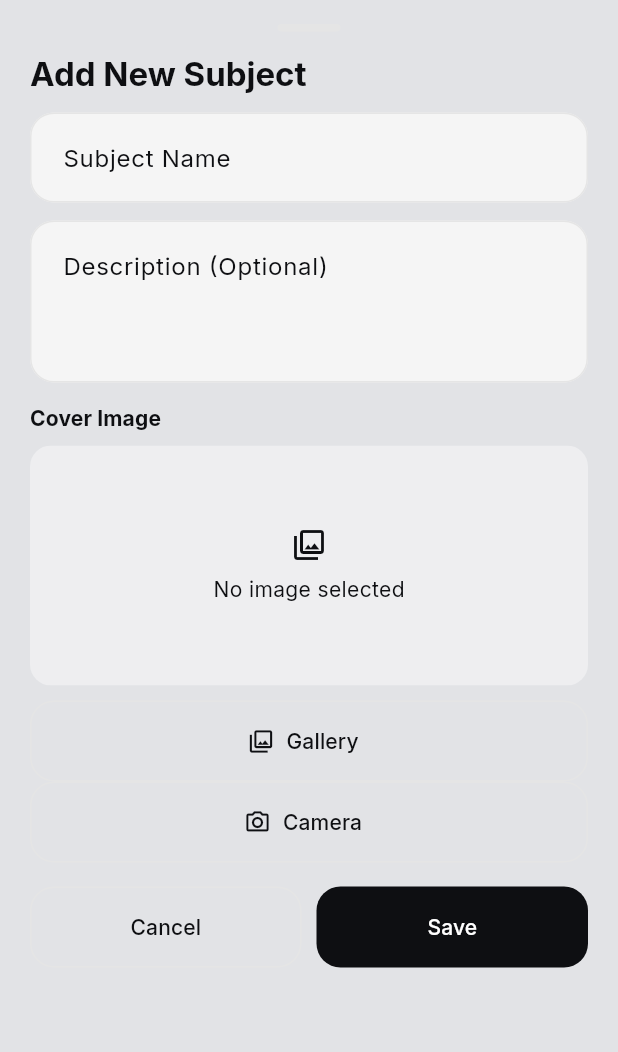
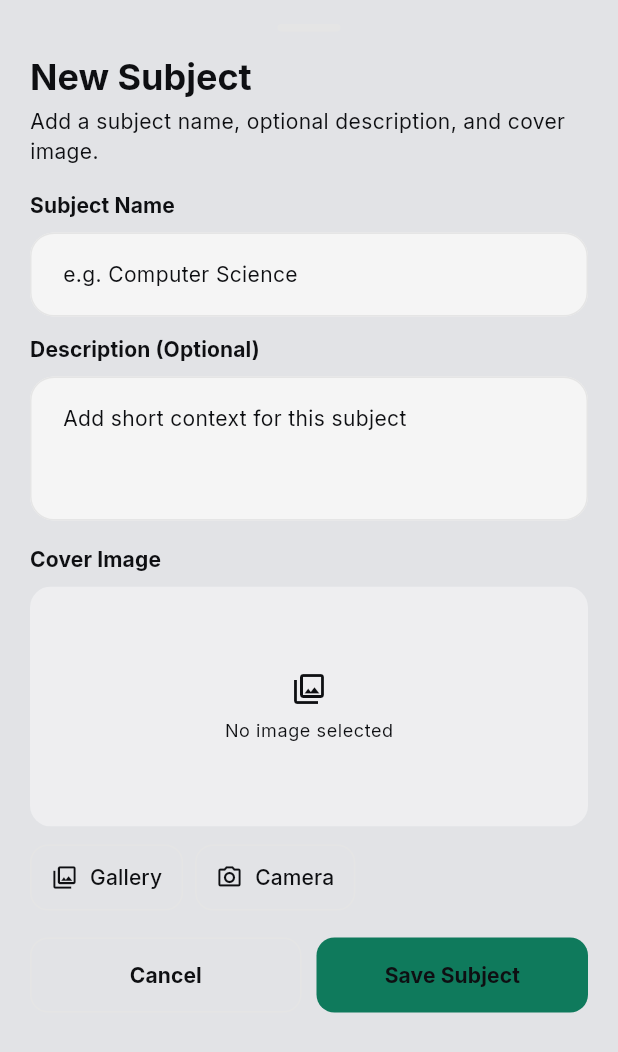
Before and after one commit to kaya0s/TeachTrack, a Flutter app: the _AddSubjectSheet widget shown alone on an empty page, opened directly, on a phone screen of 412 x 824 dp. Shown: the top 1052 px of the screen. Run offline on Flutter 3.47's test engine with Material 3 defaults, Android fonts, the phone set to English and light mode, and no system bars; our stand-ins replace dio, firebase_core, fl_chart, flutter_dotenv, flutter_secure_storage, fluttertoast and 4 more; missing offline and left inert: flutter_foreground_task; accounts and stored records are empty; network calls fail.

Commit message:
enhance classes tab UI with improved search functionality and subject management

```diff
--- a/client/lib/features/dashboard/screens/dashboard_screen.dart
+++ b/client/lib/features/dashboard/screens/dashboard_screen.dart
@@ -258,119 +258,25 @@ class _ClassesTabState extends State<_ClassesTab> {
                         child: Column(
                           crossAxisAlignment: CrossAxisAlignment.start,
                           children: [
-                            Container(
-                              width: double.infinity,
-                              padding: const EdgeInsets.all(16),
-                              decoration: BoxDecoration(
-                                borderRadius: BorderRadius.circular(18),
-                                gradient: LinearGradient(
-                                  colors: [
-                                    theme.colorScheme.primaryContainer,
-                                    theme.colorScheme.secondaryContainer,
-                                  ],
-                                  begin: Alignment.topLeft,
-                                  end: Alignment.bottomRight,
-                                ),
-                              ),
-                              child: Row(
-                                children: [
-                                  Container(
-                                    height: 42,
-                                    width: 42,
-                                    decoration: BoxDecoration(
-                                      color: theme
-                                          .colorScheme.onPrimaryContainer
-                                          .withOpacity(0.1),
-                                      borderRadius: BorderRadius.circular(12),
-                                    ),
-                                    child: Icon(
-                                      Icons.class_rounded,
-                                      color:
-                                          theme.colorScheme.onPrimaryContainer,
-                                    ),
-                                  ),
-                                  const SizedBox(width: 12),
-                                  Expanded(
-                                    child: Text(
-                                      "Your Classes",
-                                      style:
-                                          theme.textTheme.titleMedium?.copyWith(
-                                        fontWeight: FontWeight.w700,
-                                        color: theme
-                                            .colorScheme.onPrimaryContainer,
-                                      ),
-                                    ),
-                                  ),
-                                ],
+                            Text(
+                              "Your Classes",
+                              style: theme.textTheme.headlineSmall?.copyWith(
+                                fontWeight: FontWeight.w700,
                               ),
                             ),
-                            const SizedBox(height: 12),
+                            const SizedBox(height: 4),
+                            Text(
+                              "Manage subjects and start monitoring quickly.",
+                              style: theme.textTheme.bodyMedium?.copyWith(
+                                color: theme.textTheme.bodySmall?.color,
+                              ),
+                            ),
+                            const SizedBox(height: 14),
                             Row(
                               children: [
-                                Expanded(
-                                  child: Container(
-                                    decoration: BoxDecoration(
-                                      color: theme.colorScheme.surface,
-                                      borderRadius: BorderRadius.circular(14),
-                                      border: Border.all(
-                                        color: theme.dividerColor
-                                            .withOpacity(0.45),
-                                      ),
-                                    ),
-                                    child: TextField(
-                                      controller: _searchController,
-                                      onChanged: (value) =>
-                                          setState(() => _searchQuery = value),
-                                      decoration: InputDecoration(
-                                        hintText: 'Search classes',
-                                        hintStyle: TextStyle(
-                                          color:
-                                              theme.textTheme.bodySmall?.color,
-                                        ),
-                                        prefixIcon: Icon(
-                                          Icons.search_rounded,
-                                          color:
-                                              theme.textTheme.bodySmall?.color,
-                                        ),
-                                        suffixIcon: _searchQuery.isEmpty
-                                            ? null
-                                            : IconButton(
-                                                onPressed: () {
-                                                  _searchController.clear();
-                                                  setState(
-                                                      () => _searchQuery = '');
-                                                },
-                                                icon: Icon(
-                                                  Icons.close_rounded,
-                                                  color: theme.textTheme
-                                                      .bodySmall?.color,
-                                                ),
-                                              ),
-                                        border: InputBorder.none,
-                                        isDense: true,
-                                        contentPadding:
-                                            const EdgeInsets.symmetric(
-                                          horizontal: 6,
-                                          vertical: 14,
-                                        ),
-                                      ),
-                                    ),
-                                  ),
-                                ),
+                                Expanded(child: _classesSearchField(theme)),
                                 const SizedBox(width: 10),
-                                FilledButton.icon(
-                                  onPressed: () =>
-                                      _showAddSubjectDialog(context),
-                                  icon: const Icon(Icons.add_rounded),
-                                  label: const Text("Add Subject"),
-                                  style: FilledButton.styleFrom(
-                                    padding: const EdgeInsets.symmetric(
-                                        horizontal: 14, vertical: 14),
-                                    shape: RoundedRectangleBorder(
-                                      borderRadius: BorderRadius.circular(14),
-                                    ),
-                                  ),
-                                ),
+                                _addSubjectButton(theme, context),
                               ],
                             ),
                           ],
@@ -435,6 +341,79 @@ class _ClassesTabState extends State<_ClassesTab> {
       builder: (_) => const _AddSubjectSheet(),
     );
   }
+
+  Widget _classesSearchField(ThemeData theme) {
+    return Container(
+      height: 50,
+      decoration: BoxDecoration(
+        color: theme.colorScheme.surface,
+        borderRadius: BorderRadius.circular(14),
+        border: Border.all(
+          color: theme.dividerColor.withOpacity(0.45),
+        ),
+      ),
+      child: TextField(
+        controller: _searchController,
+        onChanged: (value) => setState(() => _searchQuery = value),
+        style: theme.textTheme.bodyMedium,
+        textInputAction: TextInputAction.search,
+        decoration: InputDecoration(
+          hintText: 'Search by subject name',
+          hintStyle: theme.textTheme.bodyMedium?.copyWith(
+            color: theme.textTheme.bodySmall?.color,
+          ),
+          prefixIcon: Icon(
+            Icons.search_rounded,
+            size: 20,
+            color: theme.textTheme.bodySmall?.color,
+          ),
+          suffixIcon: _searchQuery.isEmpty
+              ? null
+              : IconButton(
+                  tooltip: "Clear search",
+                  onPressed: () {
+                    _searchController.clear();
+                    setState(() => _searchQuery = '');
+                  },
+                  icon: Icon(
+                    Icons.close_rounded,
+                    size: 20,
+                    color: theme.textTheme.bodySmall?.color,
+                  ),
+                ),
+          border: InputBorder.none,
+          isDense: true,
+          contentPadding: const EdgeInsets.symmetric(
+            horizontal: 8,
+            vertical: 13,
+          ),
+        ),
+      ),
+    );
+  }
+
+  Widget _addSubjectButton(ThemeData theme, BuildContext context) {
+    return FilledButton.icon(
+      onPressed: () => _showAddSubjectDialog(context),
+      icon: const Icon(Icons.add_rounded, size: 18),
+      label: Text(
+        "Add Subject",
+        style: theme.textTheme.labelLarge?.copyWith(
+          fontWeight: FontWeight.w700,
+          color: theme.colorScheme.onPrimary,
+        ),
+      ),
+      style: FilledButton.styleFrom(
+        backgroundColor: theme.colorScheme.primary,
+        foregroundColor: theme.colorScheme.onPrimary,
+        minimumSize: const Size(132, 50),
+        padding: const EdgeInsets.symmetric(horizontal: 16),
+        shape: RoundedRectangleBorder(
+          borderRadius: BorderRadius.circular(14),
+        ),
+      ),
+    );
+  }
 }
 
 class _AddSubjectSheet extends StatefulWidget {
@@ -502,6 +481,12 @@ class _AddSubjectSheetState extends State<_AddSubjectSheet> {
 
   @override
   Widget build(BuildContext context) {
+    final theme = Theme.of(context);
+    final isDark = theme.brightness == Brightness.dark;
+    final modalButtonRadius = BorderRadius.circular(12);
+    final saveButtonBg = isDark ? const Color(0xFF56CC9D) : const Color(0xFF0F7A5C);
+    final saveButtonFg = isDark ? Colors.black : Colors.white;
+
     return AnimatedPadding(
       duration: const Duration(milliseconds: 180),
       curve: Curves.easeOut,
@@ -511,12 +496,12 @@ class _AddSubjectSheetState extends State<_AddSubjectSheet> {
         widthFactor: 1,
         child: Container(
           decoration: BoxDecoration(
-            color: Theme.of(context).scaffoldBackgroundColor,
+            color: theme.scaffoldBackgroundColor,
             borderRadius: const BorderRadius.vertical(top: Radius.circular(24)),
           ),
           child: SingleChildScrollView(
             child: Padding(
-              padding: const EdgeInsets.fromLTRB(20, 16, 20, 20),
+              padding: const EdgeInsets.fromLTRB(20, 16, 20, 22),
               child: Column(
                 mainAxisSize: MainAxisSize.min,
                 crossAxisAlignment: CrossAxisAlignment.start,
@@ -526,42 +511,63 @@ class _AddSubjectSheetState extends State<_AddSubjectSheet> {
                       width: 42,
                       height: 5,
                       decoration: BoxDecoration(
-                        color: Theme.of(context).dividerColor,
+                        color: theme.dividerColor,
                         borderRadius: BorderRadius.circular(999),
                       ),
                     ),
                   ),
                   const SizedBox(height: 14),
                   Text(
-                    "Add New Subject",
-                    style: Theme.of(context)
-                        .textTheme
-                        .titleLarge
-                        ?.copyWith(fontWeight: FontWeight.w700),
+                    "New Subject",
+                    style: theme.textTheme.headlineSmall?.copyWith(
+                      fontWeight: FontWeight.w700,
+                    ),
+                  ),
+                  const SizedBox(height: 4),
+                  Text(
+                    "Add a subject name, optional description, and cover image.",
+                    style: theme.textTheme.bodyMedium?.copyWith(
+                      color: theme.textTheme.bodySmall?.color,
+                    ),
+                  ),
+                  const SizedBox(height: 16),
+                  Text(
+                    "Subject Name",
+                    style: theme.textTheme.labelLarge?.copyWith(
+                      fontWeight: FontWeight.w700,
+                    ),
+                  ),
+                  const SizedBox(height: 8),
+                  TextField(
+                    controller: _nameController,
+                    style: theme.textTheme.bodyMedium,
+                    decoration: const InputDecoration(
+                      hintText: "e.g. Computer Science",
+                    ),
                   ),
                   const SizedBox(height: 12),
-                  TextField(
-                    controller: _nameController,
-                    decoration:
-                        const InputDecoration(labelText: "Subject Name"),
+                  Text(
+                    "Description (Optional)",
+                    style: theme.textTheme.labelLarge?.copyWith(
+                      fontWeight: FontWeight.w700,
+                    ),
                   ),
-                  const SizedBox(height: 12),
+                  const SizedBox(height: 8),
                   TextField(
                     controller: _descriptionController,
                     minLines: 3,
                     maxLines: 4,
+                    style: theme.textTheme.bodyMedium,
                     decoration: const InputDecoration(
-                      labelText: "Description (Optional)",
-                      alignLabelWithHint: true,
+                      hintText: "Add short context for this subject",
                     ),
                   ),
-                  const SizedBox(height: 14),
+                  const SizedBox(height: 16),
                   Text(
                     "Cover Image",
-                    style: Theme.of(context)
-                        .textTheme
-                        .labelLarge
-                        ?.copyWith(fontWeight: FontWeight.w700),
+                    style: theme.textTheme.labelLarge?.copyWith(
+                      fontWeight: FontWeight.w700,
+                    ),
                   ),
                   const SizedBox(height: 8),
                   ClipRRect(
@@ -569,9 +575,7 @@ class _AddSubjectSheetState extends State<_AddSubjectSheet> {
                     child: Container(
                       width: double.infinity,
                       height: 160,
-                      color: Theme.of(context)
-                          .colorScheme
-                          .surfaceContainerHighest
+                      color: theme.colorScheme.surfaceContainerHighest
                           .withOpacity(0.4),
                       child: _pickedImageBytes == null
                           ? Column(
@@ -579,10 +583,13 @@ class _AddSubjectSheetState extends State<_AddSubjectSheet> {
                               children: [
                                 Icon(
                                   Icons.photo_library_outlined,
-                                  color: Theme.of(context).colorScheme.primary,
+                                  color: theme.colorScheme.primary,
                                 ),
                                 const SizedBox(height: 8),
-                                const Text("No image selected"),
+                                Text(
+                                  "No image selected",
+                                  style: theme.textTheme.bodySmall,
+                                ),
                               ],
                             )
                           : Image.memory(_pickedImageBytes!, fit: BoxFit.cover),
@@ -593,6 +600,13 @@ class _AddSubjectSheetState extends State<_AddSubjectSheet> {
                     spacing: 8,
                     children: [
                       OutlinedButton.icon(
+                        style: OutlinedButton.styleFrom(
+                          minimumSize: const Size(0, 44),
+                          padding: const EdgeInsets.symmetric(horizontal: 14),
+                          shape: RoundedRectangleBorder(
+                            borderRadius: modalButtonRadius,
+                          ),
+                        ),
                         onPressed: _isSubmitting
                             ? null
                             : () => _pickFrom(ImageSource.gallery),
@@ -600,6 +614,13 @@ class _AddSubjectSheetState extends State<_AddSubjectSheet> {
                         label: const Text("Gallery"),
                       ),
                       OutlinedButton.icon(
+                        style: OutlinedButton.styleFrom(
+                          minimumSize: const Size(0, 44),
+                          padding: const EdgeInsets.symmetric(horizontal: 14),
+                          shape: RoundedRectangleBorder(
+                            borderRadius: modalButtonRadius,
+                          ),
+                        ),
                         onPressed: _isSubmitting
                             ? null
                             : () => _pickFrom(ImageSource.camera),
@@ -613,15 +634,34 @@ class _AddSubjectSheetState extends State<_AddSubjectSheet> {
                     children: [
                       Expanded(
                         child: OutlinedButton(
+                          style: OutlinedButton.styleFrom(
+                            minimumSize: const Size(0, 50),
+                            shape: RoundedRectangleBorder(
+                              borderRadius: modalButtonRadius,
+                            ),
+                          ),
                           onPressed: _isSubmitting
                               ? null
                               : () => Navigator.pop(context),
-                          child: const Text("Cancel"),
+                          child: Text(
+                            "Cancel",
+                            style: theme.textTheme.labelLarge?.copyWith(
+                              fontWeight: FontWeight.w700,
+                            ),
+                          ),
                         ),
                       ),
                       const SizedBox(width: 10),
                       Expanded(
                         child: ElevatedButton(
+                          style: ElevatedButton.styleFrom(
+                            minimumSize: const Size(0, 50),
+                            backgroundColor: saveButtonBg,
+                            foregroundColor: saveButtonFg,
+                            shape: RoundedRectangleBorder(
+                              borderRadius: modalButtonRadius,
+                            ),
+                          ),
                           onPressed: _isSubmitting ? null : _submit,
                           child: _isSubmitting
                               ? const SizedBox(
@@ -630,7 +670,12 @@ class _AddSubjectSheetState extends State<_AddSubjectSheet> {
                                   child:
                                       CircularProgressIndicator(strokeWidth: 2),
                                 )
-                              : const Text("Save"),
+                              : Text(
+                                  "Save Subject",
+                                  style: theme.textTheme.labelLarge?.copyWith(
+                                    fontWeight: FontWeight.w700,
+                                  ),
+                                ),
                         ),
                       ),
                     ],
```
